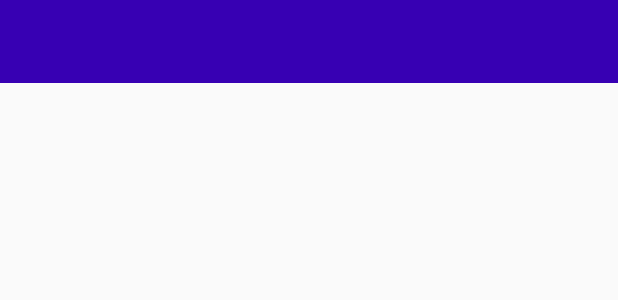
After one commit to Rend1x/FamilyRadar, an Android app: the layout spinner_dropdown_item.xml on its own in the app's theme, with its tools: preview values and no code run, on a phone screen of 412 x 824 dp. The commit adds this screen. Shown: the top 300 px of the screen. Run offline under Robolectric (Android 15) with nearby library versions, the phone set to English and light mode, and no system bars.

Commit message:
Commit#15 Добавил стиль и верстку spinner'a.

```diff
--- a/app/src/main/java/com/example/asus/familyradar/model/SQlite/DatabaseHelper.java
+++ b/app/src/main/java/com/example/asus/familyradar/model/SQlite/DatabaseHelper.java
@@ -205,7 +205,7 @@ public class DatabaseHelper extends SQLiteOpenHelper {
 
                 user.setName(cursor.getString(cursor.getColumnIndex(FamilyListEntry.COLUMN_NAME)));
 
-                userList.add(FirebaseAuth.getInstance().getCurrentUser().getDisplayName());
+                userList.add(FirebaseAuth.getInstance().getCurrentUser().getDisplayName() + "(you)");
                 userList.add(user.getName());
 
             } while (cursor.moveToNext());
--- a/app/src/main/java/com/example/asus/familyradar/model/utils/SQLUtils.java
+++ b/app/src/main/java/com/example/asus/familyradar/model/utils/SQLUtils.java
@@ -63,12 +63,14 @@ public class SQLUtils {
         }
     }
 
-    private void updateDataToSql(double latitude, double longitude) {
+    public void updateDataToSql(double latitude, double longitude) {
 
         user.setLatitude(latitude);
         user.setLongitude(longitude);
 
         databaseHelper.updateUser(user,FirebaseAuth.getInstance().getCurrentUser().getEmail());
+
+        Toast.makeText(context, "Refresh Successful!", Toast.LENGTH_SHORT).show();
 
         for (int i = 0; i < familyUpdate.size(); i++) {
 
@@ -76,6 +78,7 @@ public class SQLUtils {
 
             databaseHelper.updatePositionFamily(user.getEmail());
 
+            Toast.makeText(context, "Refresh Successful!", Toast.LENGTH_SHORT).show();
         }
     }
 
--- a/app/src/main/res/drawable/gradient_spinner.xml
+++ b/app/src/main/res/drawable/gradient_spinner.xml
@@ -1,6 +1,5 @@
 <?xml version="1.0" encoding="utf-8"?>
 <selector xmlns:android="http://schemas.android.com/apk/res/android">
-
 
     <item><layer-list>
         <item>
@@ -16,5 +15,4 @@
         </item>
     </layer-list></item>
 
-
 </selector>
--- /dev/null
+++ b/app/src/main/res/layout/spinner_dropdown_item.xml
@@ -0,0 +1,10 @@
+<?xml version="1.0" encoding="utf-8"?>
+<TextView android:id="@android:id/text1"
+    style="@style/spinnerDropDownItemStyle"
+    xmlns:android="http://schemas.android.com/apk/res/android"
+    android:layout_width="match_parent"
+    android:layout_height="wrap_content"
+    android:layout_weight="1"
+    android:ellipsize="marquee"
+    android:padding="15dp"
+    android:singleLine="true"/>
--- a/app/src/main/res/menu/main_menu.xml
+++ b/app/src/main/res/menu/main_menu.xml
@@ -3,6 +3,12 @@
     xmlns:app="http://schemas.android.com/apk/res-auto"
     xmlns:tools="http://schemas.android.com/tools"
     tools:context=".view.MapsActivity">
+
+    <item
+        android:id="@+id/refresh"
+        android:icon="@drawable/ic_refresh_black_24dp"
+        app:showAsAction="always"
+        android:title=""/>
 
     <item
         android:id="@+id/familyList"
--- a/app/src/main/res/values/styles.xml
+++ b/app/src/main/res/values/styles.xml
@@ -55,9 +55,15 @@
         <item name="android:layout_marginLeft">15dp</item>
     </style>
 
-
     <style name="MySpinnerStyle">
         <item name="android:background">@drawable/gradient_spinner</item>
-        <item name="popupTheme">@style/CustomMenu</item>
+    </style>
+
+    <style name="spinnerDropDownItemStyle">
+        <item name="android:background">@color/colorPrimary</item>
+        <item name="android:textColor">@color/colorAccent</item>
+        <item name="android:gravity">center</item>
+        <item name="android:textSize">18sp</item>
+        <item name="android:padding">3dp</item>
     </style>
 </resources>
```
Also changed, not shown: app/src/main/java/com/example/asus/familyradar/view/MapsActivity.java (+9 -6 lines).
